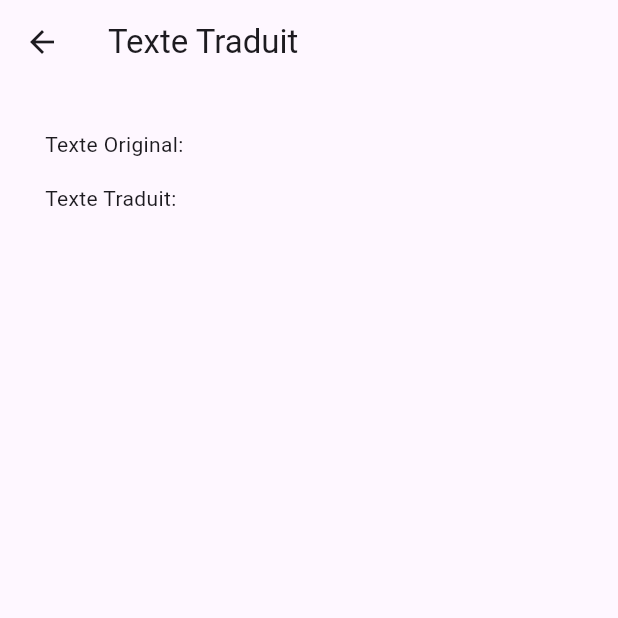
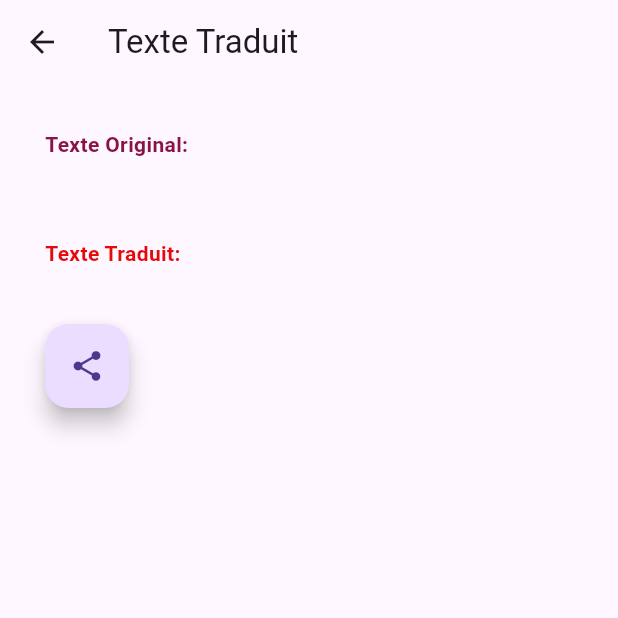
Before and after one commit to Luisieur/MyFlutterProject, a Flutter app: the EcranTraduction screen opened directly with empty values, on a phone screen of 412 x 824 dp, the top half of it. Run offline on Flutter 3.47's test engine with Material 3 defaults, Android fonts, the phone set to English and light mode, and no system bars; our stand-ins replace camera, easy_localization, image_picker, permission_handler, share; missing offline and left inert: google_mlkit_text_recognition, translator.

Commit message:
Final commit

```diff
--- a/lib/main.dart
+++ b/lib/main.dart
@@ -4,7 +4,7 @@ import 'package:flutter/material.dart';
 import 'package:google_mlkit_text_recognition/google_mlkit_text_recognition.dart';
 import 'package:image_picker/image_picker.dart';
 import 'package:permission_handler/permission_handler.dart';
-import 'text_screen.dart';
+import 'result_screen.dart';
 
 void main() {
   runApp(const MonApplication());
--- a/lib/text_screen.dart
+++ b/lib/result_screen.dart
@@ -68,12 +68,12 @@ class EcranResultat extends StatelessWidget {
             child: Text(texte),
           ),
           background: Container(
-            color: Colors.green,
+            color: Color.fromARGB(255, 103, 175, 195),
             alignment: Alignment.centerRight,
             padding: const EdgeInsets.only(right: 20.0),
-            child: const Icon(
+            child: Icon(
               Icons.copy,
-              color: Color.fromARGB(255, 33, 59, 206),
+              color: Color.fromARGB(255, 222, 19, 19),
             ),
           ),
           confirmDismiss: (direction) async {
@@ -129,6 +129,10 @@ class EcranTraduction extends StatelessWidget {
   final String texteOriginal;
   final String texteTraduit;
 
+  Future<void> _partagerTexte(String texteTraduit) async {
+    await Share.share(texteTraduit);
+  }
+
   const EcranTraduction({
     Key? key,
     required this.texteOriginal,
@@ -146,9 +150,44 @@ class EcranTraduction extends StatelessWidget {
         child: Column(
           crossAxisAlignment: CrossAxisAlignment.start,
           children: [
-            Text('Texte Original: $texteOriginal'),
-            const SizedBox(height: 16.0),
-            Text('Texte Traduit: $texteTraduit'),
+            Text(
+              'Texte Original:',
+              style: TextStyle(
+                color: Color.fromARGB(255, 135, 19, 71), // Couleur bleue
+                fontWeight: FontWeight.bold, // Texte en gras
+              ),
+            ),
+            const SizedBox(height: 16.0), // Saut de ligne
+            Text(
+              texteOriginal,
+              style: TextStyle(
+                color: const Color.fromARGB(255, 20, 21, 22), // Couleur bleue
+                fontWeight: FontWeight.bold, // Texte en gras
+              ),
+            ),
+            const SizedBox(height: 16.0), // Saut de ligne
+            Text(
+              'Texte Traduit:',
+              style: TextStyle(
+                color: Color.fromARGB(255, 229, 9, 9), // Couleur bleue
+                fontWeight: FontWeight.bold, // Texte en gras
+              ),
+            ),
+            const SizedBox(height: 16.0), // Saut de ligne
+            Text(
+              texteTraduit,
+              style: TextStyle(
+                color: Colors.blue, // Couleur bleue
+                fontWeight: FontWeight.bold, // Texte en gras
+              ),
+            ),
+            FloatingActionButton(
+              onPressed: () {
+                _partagerTexte(texteTraduit);
+              },
+              tooltip: 'Partager le texte',
+              child: const Icon(Icons.share),
+            ),
           ],
         ),
       ),
```
